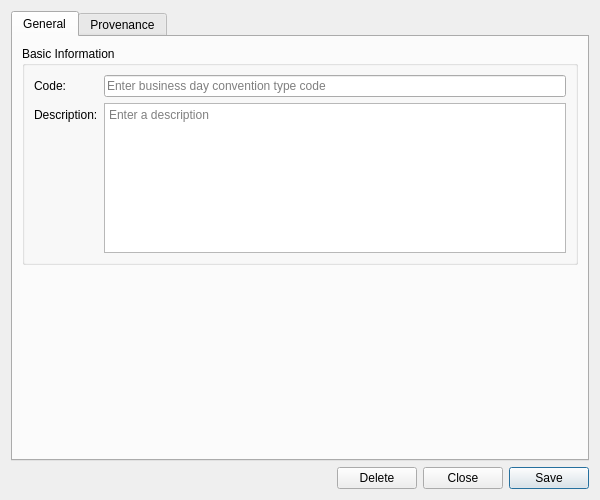
Above: projects/ores.qt/refdata/ui/BusinessDayConventionTypeDetailDialog.ui from OreStudio/OreStudio before the change. Below: the same form after it.
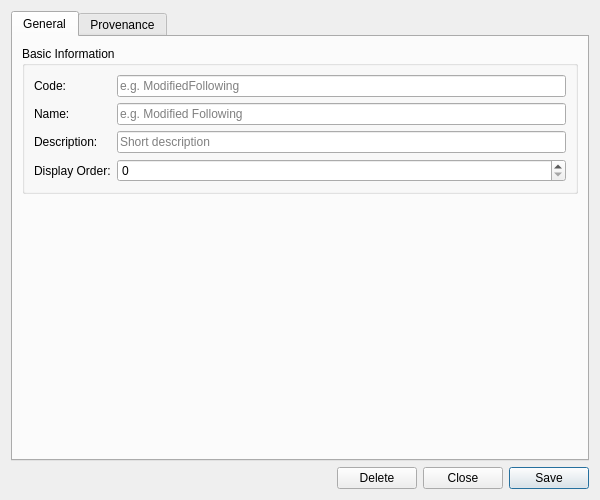
That is the form after the change. Custom widgets are drawn as their Qt base class.

Commit message: [refdata] Move business_day_convention_type from ores.trading to ores.refdata

The edit to the form file:
```diff
--- a/projects/ores.qt/refdata/ui/BusinessDayConventionTypeDetailDialog.ui
+++ b/projects/ores.qt/refdata/ui/BusinessDayConventionTypeDetailDialog.ui
@@ -48,33 +48,52 @@
           <item row="0" column="1">
            <widget class="QLineEdit" name="codeEdit">
             <property name="placeholderText">
-             <string>Enter business day convention type code</string>
+             <string>e.g. ModifiedFollowing</string>
             </property>
            </widget>
           </item>
           <item row="1" column="0">
+           <widget class="QLabel" name="labelName">
+            <property name="text">
+             <string>Name:</string>
+            </property>
+           </widget>
+          </item>
+          <item row="1" column="1">
+           <widget class="QLineEdit" name="nameEdit">
+            <property name="placeholderText">
+             <string>e.g. Modified Following</string>
+            </property>
+           </widget>
+          </item>
+          <item row="2" column="0">
            <widget class="QLabel" name="labelDescription">
             <property name="text">
              <string>Description:</string>
             </property>
            </widget>
           </item>
-          <item row="1" column="1">
-           <widget class="QPlainTextEdit" name="descriptionEdit">
-            <property name="minimumSize">
-             <size>
-              <width>0</width>
-              <height>80</height>
-             </size>
-            </property>
-            <property name="maximumSize">
-             <size>
-              <width>16777215</width>
-              <height>150</height>
-             </size>
-            </property>
+          <item row="2" column="1">
+           <widget class="QLineEdit" name="descriptionEdit">
             <property name="placeholderText">
-             <string>Enter a description</string>
+             <string>Short description</string>
+            </property>
+           </widget>
+          </item>
+          <item row="3" column="0">
+           <widget class="QLabel" name="labelDisplayOrder">
+            <property name="text">
+             <string>Display Order:</string>
+            </property>
+           </widget>
+          </item>
+          <item row="3" column="1">
+           <widget class="QSpinBox" name="displayOrderEdit">
+            <property name="minimum">
+             <number>0</number>
+            </property>
+            <property name="maximum">
+             <number>9999</number>
             </property>
            </widget>
           </item>
```
The commit also changes 66 other files.
